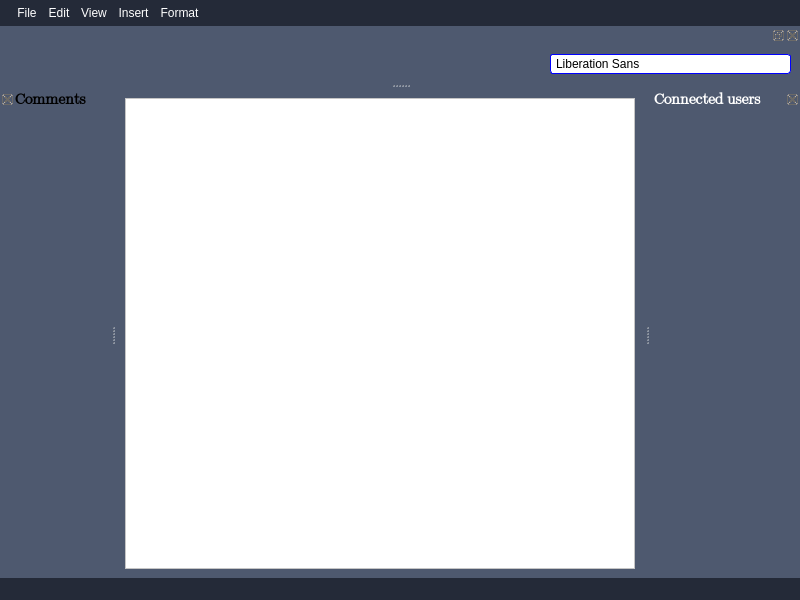
First picture: the form in src/client/gui/ui/texteditor.ui, repository aleoli/Shared-Editor, before the edit.
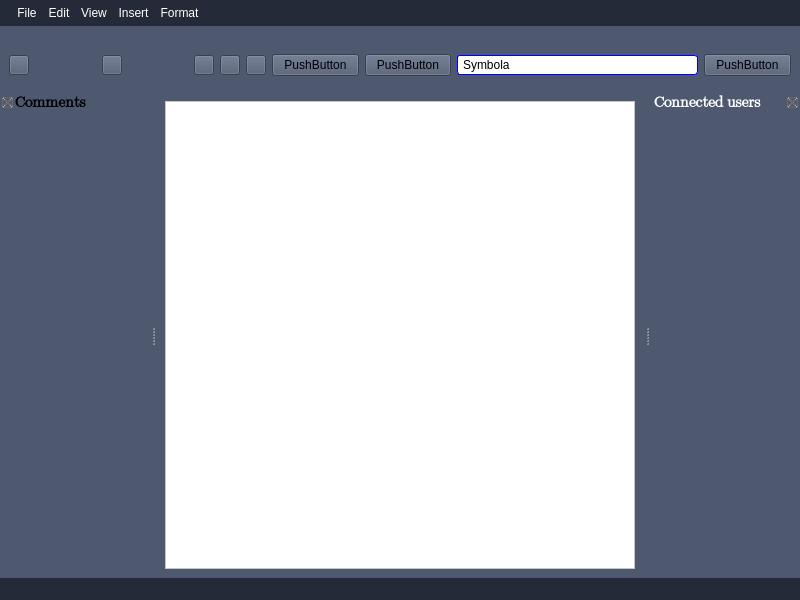
Second picture: the form after the edit. Icons and pictures are not drawn.

Commit message: iniziato a mettere pulsanti sul DockWidget

Diff of the .ui file:
```diff
--- a/src/client/gui/ui/texteditor.ui
+++ b/src/client/gui/ui/texteditor.ui
@@ -541,7 +541,7 @@
   <widget class="QDockWidget" name="dock_comments">
    <property name="minimumSize">
     <size>
-     <width>110</width>
+     <width>150</width>
      <height>44</height>
     </size>
    </property>
@@ -700,23 +700,187 @@
    <widget class="QWidget" name="contents_comments"/>
   </widget>
   <widget class="QDockWidget" name="dockWidget">
+   <property name="sizePolicy">
+    <sizepolicy hsizetype="Preferred" vsizetype="Preferred">
+     <horstretch>0</horstretch>
+     <verstretch>0</verstretch>
+    </sizepolicy>
+   </property>
+   <property name="minimumSize">
+    <size>
+     <width>657</width>
+     <height>60</height>
+    </size>
+   </property>
+   <property name="styleSheet">
+    <string notr="true">QDockWidget{
+	border: 5px solid red;
+	background: transparent;
+	max-height: 40px;
+    /*titlebar-close-icon: url(close.png);
+    titlebar-normal-icon: url(undock.png);*/
+}</string>
+   </property>
+   <property name="features">
+    <set>QDockWidget::NoDockWidgetFeatures</set>
+   </property>
+   <property name="allowedAreas">
+    <set>Qt::NoDockWidgetArea</set>
+   </property>
    <attribute name="dockWidgetArea">
     <number>4</number>
    </attribute>
    <widget class="QWidget" name="dockWidgetContents">
     <layout class="QHBoxLayout" name="horizontalLayout">
+     <item alignment="Qt::AlignLeft">
+      <widget class="QPushButton" name="btn_undo">
+       <property name="maximumSize">
+        <size>
+         <width>20</width>
+         <height>20</height>
+        </size>
+       </property>
+       <property name="toolTip">
+        <string>undo</string>
+       </property>
+       <property name="styleSheet">
+        <string notr="true"/>
+       </property>
+       <property name="text">
+        <string/>
+       </property>
+       <property name="icon">
+        <iconset resource="resources/res.qrc">
+         <normaloff>:/res/text-editor/undo.png</normaloff>:/res/text-editor/undo.png</iconset>
+       </property>
+       <property name="shortcut">
+        <string>Ctrl+Z</string>
+       </property>
+       <property name="autoDefault">
+        <bool>false</bool>
+       </property>
+       <property name="default">
+        <bool>false</bool>
+       </property>
+       <property name="flat">
+        <bool>false</bool>
+       </property>
+      </widget>
+     </item>
+     <item alignment="Qt::AlignLeft">
+      <widget class="QPushButton" name="btn_redo">
+       <property name="sizePolicy">
+        <sizepolicy hsizetype="Minimum" vsizetype="Minimum">
+         <horstretch>0</horstretch>
+         <verstretch>0</verstretch>
+        </sizepolicy>
+       </property>
+       <property name="maximumSize">
+        <size>
+         <width>20</width>
+         <height>20</height>
+        </size>
+       </property>
+       <property name="sizeIncrement">
+        <size>
+         <width>0</width>
+         <height>0</height>
+        </size>
+       </property>
+       <property name="acceptDrops">
+        <bool>false</bool>
+       </property>
+       <property name="toolTip">
+        <string>redo</string>
+       </property>
+       <property name="styleSheet">
+        <string notr="true"/>
+       </property>
+       <property name="text">
+        <string/>
+       </property>
+       <property name="icon">
+        <iconset resource="resources/res.qrc">
+         <normaloff>:/res/text-editor/redo.png</normaloff>:/res/text-editor/redo.png</iconset>
+       </property>
+       <property name="shortcut">
+        <string>Ctrl+Shift+Z</string>
+       </property>
+       <property name="autoDefault">
+        <bool>false</bool>
+       </property>
+       <property name="default">
+        <bool>false</bool>
+       </property>
+      </widget>
+     </item>
      <item>
-      <spacer name="horizontalSpacer">
-       <property name="orientation">
-        <enum>Qt::Horizontal</enum>
+      <widget class="QPushButton" name="btn_cut">
+       <property name="maximumSize">
+        <size>
+         <width>20</width>
+         <height>20</height>
+        </size>
        </property>
-       <property name="sizeHint" stdset="0">
+       <property name="toolTip">
+        <string>cut</string>
+       </property>
+       <property name="text">
+        <string/>
+       </property>
+       <property name="icon">
+        <iconset resource="resources/res.qrc">
+         <normaloff>:/res/text-editor/cut.png</normaloff>:/res/text-editor/cut.png</iconset>
+       </property>
+      </widget>
+     </item>
+     <item>
+      <widget class="QPushButton" name="btn_copy">
+       <property name="maximumSize">
         <size>
-         <width>40</width>
+         <width>20</width>
          <height>20</height>
         </size>
        </property>
-      </spacer>
+       <property name="text">
+        <string/>
+       </property>
+       <property name="icon">
+        <iconset resource="resources/res.qrc">
+         <normaloff>:/res/text-editor/copy.png</normaloff>:/res/text-editor/copy.png</iconset>
+       </property>
+      </widget>
+     </item>
+     <item>
+      <widget class="QPushButton" name="btn_paste">
+       <property name="maximumSize">
+        <size>
+         <width>20</width>
+         <height>20</height>
+        </size>
+       </property>
+       <property name="text">
+        <string/>
+       </property>
+       <property name="icon">
+        <iconset resource="resources/res.qrc">
+         <normaloff>:/res/text-editor/paste.png</normaloff>:/res/text-editor/paste.png</iconset>
+       </property>
+      </widget>
+     </item>
+     <item>
+      <widget class="QPushButton" name="pushButton_6">
+       <property name="text">
+        <string>PushButton</string>
+       </property>
+      </widget>
+     </item>
+     <item>
+      <widget class="QPushButton" name="pushButton_4">
+       <property name="text">
+        <string>PushButton</string>
+       </property>
+      </widget>
      </item>
      <item>
       <widget class="QFontComboBox" name="fontComboBox">
@@ -790,6 +954,18 @@
 QListView#comboListView::item:hover {
     background-color: rgb(95, 95, 95);
 }</string>
+       </property>
+       <property name="currentFont">
+        <font>
+         <family>Segoe UI Emoji</family>
+        </font>
+       </property>
+      </widget>
+     </item>
+     <item>
+      <widget class="QPushButton" name="pushButton_3">
+       <property name="text">
+        <string>PushButton</string>
        </property>
       </widget>
      </item>
```
Left out of the diff: 3 changed lines with no effect on the pictures.
